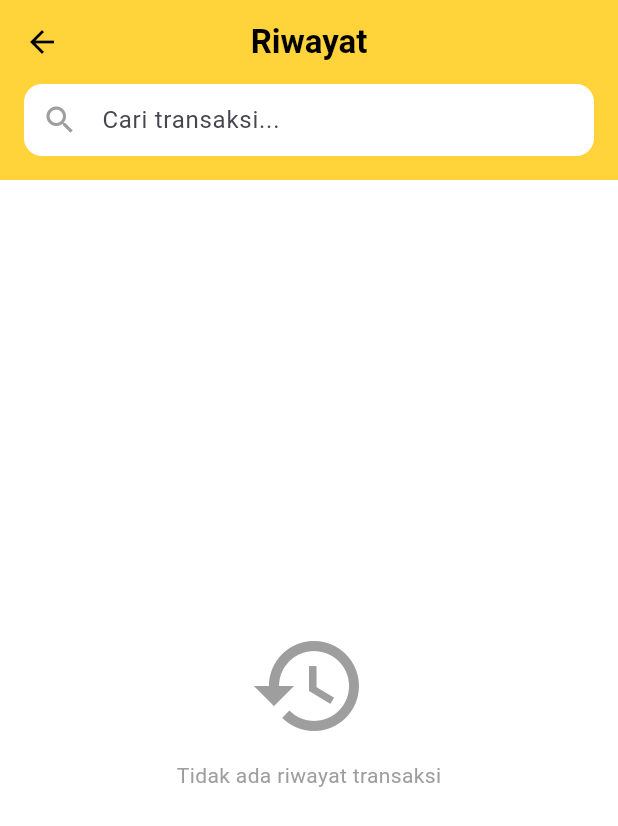
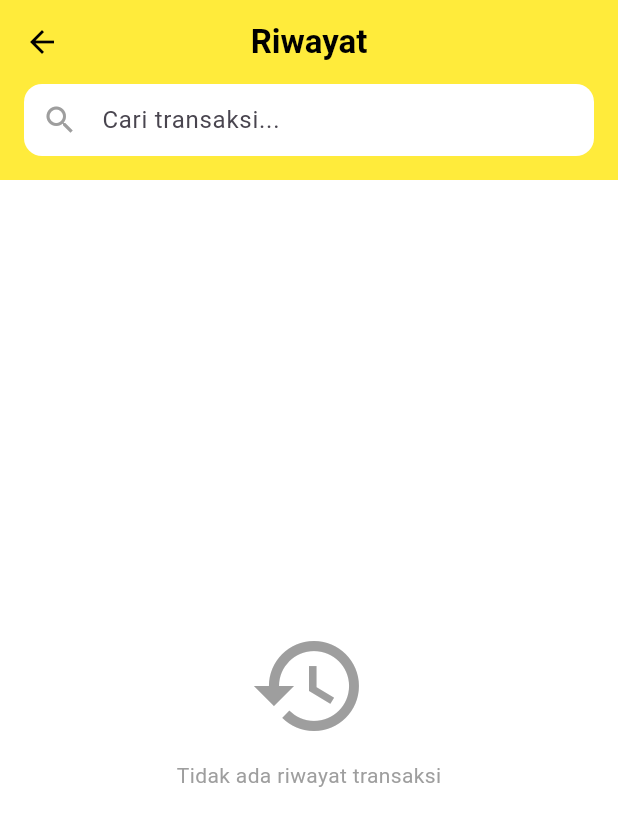
Before and after one commit to yaya7807-ai/mobile-kelompok-09, a Flutter app: the HistoryScreen screen opened directly, on a phone screen of 412 x 824 dp. Shown: the top 826 px of the screen. Run offline on Flutter 3.47's test engine with Material 3 defaults, Android fonts, the phone set to English and light mode, and no system bars; our stand-ins replace cloud_firestore, firebase_auth, firebase_core, fl_chart, flutter_svg; accounts and stored records are empty.

Commit message:
perubahan minor (warna) pada history screen

```diff
--- a/mydompet/lib/screens/history_screen.dart
+++ b/mydompet/lib/screens/history_screen.dart
@@ -38,7 +38,7 @@ class _HistoryScreenState extends State<HistoryScreen> {
       backgroundColor: Colors.white,
       appBar: AppBar(
         // --- WARNA KEMBALI KUNING ---
-        backgroundColor: const Color(0xFFFFD339),
+        backgroundColor: const Color.fromARGB(255, 255, 235, 59),
         foregroundColor: Colors.black, // Teks & Ikon jadi Hitam
         elevation: 0,
         centerTitle: true,
@@ -51,8 +51,11 @@ class _HistoryScreenState extends State<HistoryScreen> {
         children: [
           // --- KOLOM PENCARIAN ---
           Container(
-            color: const Color(
-              0xFFFFD339,
+            color: const Color.fromARGB(
+              255,
+              255,
+              235,
+              59,
             ), // Background Kuning menyatu dengan AppBar
             padding: const EdgeInsets.fromLTRB(16, 0, 16, 16),
             child: Container(
```
